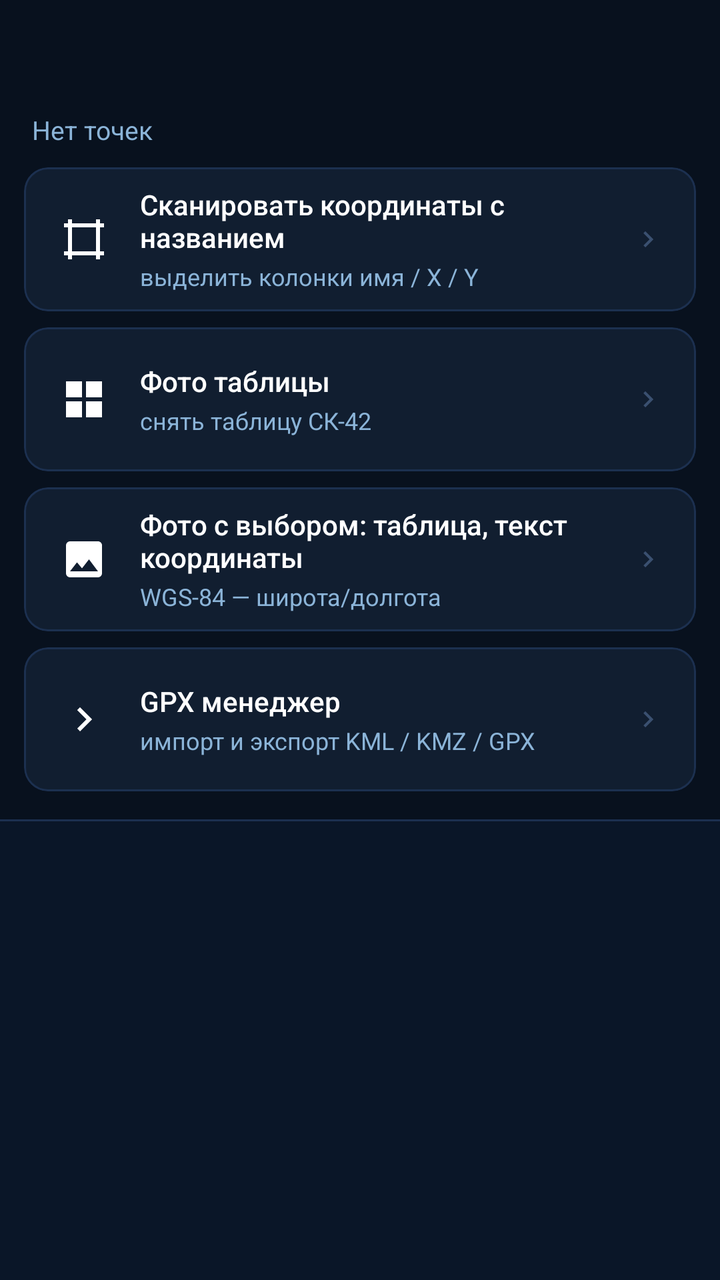
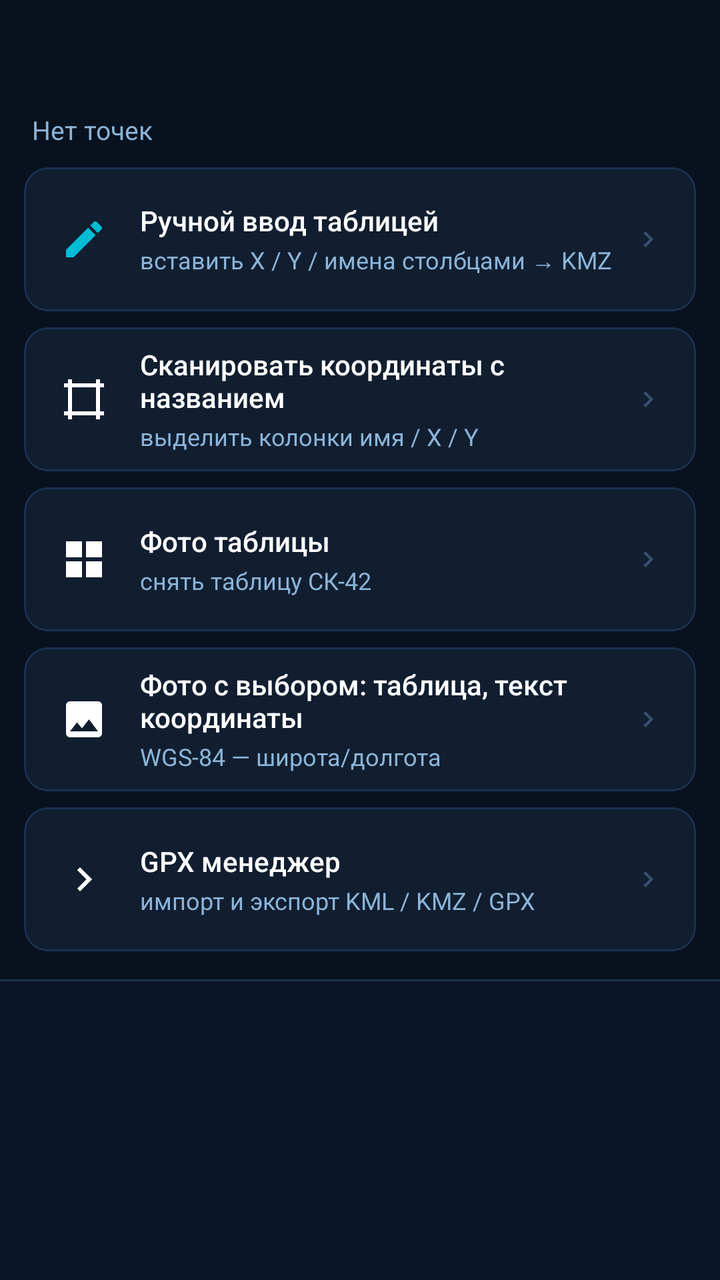

Screens rendered from an Android XML layout before and after an edit, with the pre-edit source and the edit as a unified diff.
<!-- AndroidManifest.xml: application theme Theme.CoordScanner -->
<!-- res/layout/activity_main.xml -->
<?xml version="1.0" encoding="utf-8"?>
<androidx.coordinatorlayout.widget.CoordinatorLayout
    xmlns:android="http://schemas.android.com/apk/res/android"
    xmlns:app="http://schemas.android.com/apk/res-auto"
    android:layout_width="match_parent"
    android:layout_height="match_parent"
    android:background="@color/navy_bg">

    <com.google.android.material.appbar.AppBarLayout
        android:layout_width="match_parent"
        android:layout_height="wrap_content"
        android:background="@color/navy_deep"
        app:elevation="0dp">

        <androidx.appcompat.widget.Toolbar
            android:id="@+id/toolbar"
            android:layout_width="match_parent"
            android:layout_height="?attr/actionBarSize"
            android:background="@color/navy_deep"
            app:titleTextColor="@color/white"
            app:subtitleTextColor="@color/text_secondary" />

        <LinearLayout
            android:layout_width="match_parent"
            android:layout_height="wrap_content"
            android:orientation="horizontal"
            android:paddingStart="16dp"
            android:paddingEnd="16dp"
            android:paddingBottom="10dp"
            android:gravity="center_vertical">

            <TextView
                android:id="@+id/tvPointCount"
                android:layout_width="0dp"
                android:layout_height="wrap_content"
                android:layout_weight="1"
                android:text="Нет точек"
                android:textColor="@color/text_secondary"
                android:textSize="13sp" />
        </LinearLayout>

        <com.google.android.material.card.MaterialCardView
            android:id="@+id/btnColumnScan"
            android:layout_width="match_parent"
            android:layout_height="72dp"
            android:layout_marginStart="12dp"
            android:layout_marginEnd="12dp"
            android:layout_marginBottom="8dp"
            android:clickable="true"
            android:focusable="true"
            app:cardBackgroundColor="@color/navy_card"
            app:cardCornerRadius="12dp"
            app:cardElevation="0dp"
            app:strokeColor="@color/navy_stroke"
            app:strokeWidth="1dp"
            app:rippleColor="#1AFFFFFF">

            <LinearLayout
                android:layout_width="match_parent"
                android:layout_height="match_parent"
                android:orientation="horizontal"
                android:gravity="center_vertical"
                android:paddingStart="18dp"
                android:paddingEnd="16dp">

                <ImageView
                    android:layout_width="24dp"
                    android:layout_height="24dp"
                    android:src="@drawable/ic_select_area"
                    android:tint="@color/text_primary"
                    android:contentDescription="" />

                <LinearLayout
                    android:layout_width="0dp"
                    android:layout_height="wrap_content"
                    android:layout_weight="1"
                    android:orientation="vertical"
                    android:layout_marginStart="16dp">

                    <TextView
                        android:layout_width="wrap_content"
                        android:layout_height="wrap_content"
                        android:text="Сканировать координаты с названием"
                        android:textColor="@color/white"
                        android:textSize="14sp"
                        android:fontFamily="sans-serif-medium" />

                    <TextView
                        android:layout_width="wrap_content"
                        android:layout_height="wrap_content"
                        android:text="выделить колонки имя / X / Y"
                        android:textColor="@color/text_secondary"
                        android:textSize="12sp"
                        android:layout_marginTop="2dp" />
                </LinearLayout>

                <ImageView
                    android:layout_width="16dp"
                    android:layout_height="16dp"
                    android:src="@drawable/ic_chevron_right"
                    android:tint="@color/text_hint"
                    android:contentDescription="" />
            </LinearLayout>
        </com.google.android.material.card.MaterialCardView>

        <com.google.android.material.card.MaterialCardView
            android:id="@+id/btnPhotoBatch"
            android:layout_width="match_parent"
            android:layout_height="72dp"
            android:layout_marginStart="12dp"
            android:layout_marginEnd="12dp"
            android:layout_marginBottom="8dp"
            android:clickable="true"
            android:focusable="true"
            app:cardBackgroundColor="@color/navy_card"
            app:cardCornerRadius="12dp"
            app:cardElevation="0dp"
            app:strokeColor="@color/navy_stroke"
            app:strokeWidth="1dp"
            app:rippleColor="#1AFFFFFF">

            <LinearLayout
                android:layout_width="match_parent"
                android:layout_height="match_parent"
                android:orientation="horizontal"
                android:gravity="center_vertical"
                android:paddingStart="18dp"
                android:paddingEnd="16dp">

                <ImageView
                    android:layout_width="24dp"
                    android:layout_height="24dp"
                    android:src="@drawable/ic_photo_batch"
                    android:tint="@color/text_primary"
                    android:contentDescription="" />

                <LinearLayout
                    android:layout_width="0dp"
                    android:layout_height="wrap_content"
                    android:layout_weight="1"
                    android:orientation="vertical"
                    android:layout_marginStart="16dp">

                    <TextView
                        android:layout_width="wrap_content"
                        android:layout_height="wrap_content"
                        android:text="Фото таблицы"
                        android:textColor="@color/white"
                        android:textSize="14sp"
                        android:fontFamily="sans-serif-medium" />

                    <TextView
                        android:layout_width="wrap_content"
                        android:layout_height="wrap_content"
                        android:text="снять таблицу СК-42"
                        android:textColor="@color/text_secondary"
                        android:textSize="12sp"
                        android:layout_marginTop="2dp" />
                </LinearLayout>

                <ImageView
                    android:layout_width="16dp"
                    android:layout_height="16dp"
                    android:src="@drawable/ic_chevron_right"
                    android:tint="@color/text_hint"
                    android:contentDescription="" />
            </LinearLayout>
        </com.google.android.material.card.MaterialCardView>

        <com.google.android.material.card.MaterialCardView
            android:id="@+id/btnPhotoMap"
            android:layout_width="match_parent"
            android:layout_height="72dp"
            android:layout_marginStart="12dp"
            android:layout_marginEnd="12dp"
            android:layout_marginBottom="8dp"
            android:clickable="true"
            android:focusable="true"
            app:cardBackgroundColor="@color/navy_card"
            app:cardCornerRadius="12dp"
            app:cardElevation="0dp"
            app:strokeColor="@color/navy_stroke"
            app:strokeWidth="1dp"
            app:rippleColor="#1AFFFFFF">

            <LinearLayout
                android:layout_width="match_parent"
                android:layout_height="match_parent"
                android:orientation="horizontal"
                android:gravity="center_vertical"
                android:paddingStart="18dp"
                android:paddingEnd="16dp">

                <ImageView
                    android:layout_width="24dp"
                    android:layout_height="24dp"
                    android:src="@drawable/ic_gallery"
                    android:tint="@color/text_primary"
                    android:contentDescription="" />

                <LinearLayout
                    android:layout_width="0dp"
                    android:layout_height="wrap_content"
                    android:layout_weight="1"
                    android:orientation="vertical"
                    android:layout_marginStart="16dp">

                    <TextView
                        android:layout_width="wrap_content"
                        android:layout_height="wrap_content"
                        android:text="Фото с выбором: таблица, текст координаты"
                        android:textColor="@color/white"
                        android:textSize="14sp"
                        android:fontFamily="sans-serif-medium" />

                    <TextView
                        android:layout_width="wrap_content"
                        android:layout_height="wrap_content"
                        android:text="WGS-84 — широта/долгота"
                        android:textColor="@color/text_secondary"
                        android:textSize="12sp"
                        android:layout_marginTop="2dp" />
                </LinearLayout>

                <ImageView
                    android:layout_width="16dp"
                    android:layout_height="16dp"
                    android:src="@drawable/ic_chevron_right"
                    android:tint="@color/text_hint"
                    android:contentDescription="" />
            </LinearLayout>
        </com.google.android.material.card.MaterialCardView>

        <com.google.android.material.card.MaterialCardView
            android:id="@+id/btnGpxManager"
            android:layout_width="match_parent"
            android:layout_height="72dp"
            android:layout_marginStart="12dp"
            android:layout_marginEnd="12dp"
            android:layout_marginBottom="14dp"
            android:clickable="true"
            android:focusable="true"
            app:cardBackgroundColor="@color/navy_card"
            app:cardCornerRadius="12dp"
            app:cardElevation="0dp"
            app:strokeColor="@color/navy_stroke"
            app:strokeWidth="1dp"
            app:rippleColor="#1AFFFFFF">

            <LinearLayout
                android:layout_width="match_parent"
                android:layout_height="match_parent"
                android:orientation="horizontal"
                android:gravity="center_vertical"
                android:paddingStart="18dp"
                android:paddingEnd="16dp">

                <ImageView
                    android:layout_width="24dp"
                    android:layout_height="24dp"
                    android:src="@drawable/ic_chevron_right"
                    android:tint="@color/text_primary"
                    android:contentDescription="" />

                <LinearLayout
                    android:layout_width="0dp"
                    android:layout_height="wrap_content"
                    android:layout_weight="1"
                    android:orientation="vertical"
                    android:layout_marginStart="16dp">

                    <TextView
                        android:layout_width="wrap_content"
                        android:layout_height="wrap_content"
                        android:text="GPX менеджер"
                        android:textColor="@color/white"
                        android:textSize="14sp"
                        android:fontFamily="sans-serif-medium" />

                    <TextView
                        android:layout_width="wrap_content"
                        android:layout_height="wrap_content"
                        android:text="импорт и экспорт KML / KMZ / GPX"
                        android:textColor="@color/text_secondary"
                        android:textSize="12sp"
                        android:layout_marginTop="2dp" />
                </LinearLayout>

                <ImageView
                    android:layout_width="16dp"
                    android:layout_height="16dp"
                    android:src="@drawable/ic_chevron_right"
                    android:tint="@color/text_hint"
                    android:contentDescription="" />
            </LinearLayout>
        </com.google.android.material.card.MaterialCardView>

        <View
            android:layout_width="match_parent"
            android:layout_height="1dp"
            android:background="@color/navy_stroke" />

    </com.google.android.material.appbar.AppBarLayout>

    <FrameLayout
        android:layout_width="match_parent"
        android:layout_height="match_parent"
        app:layout_behavior="@string/appbar_scrolling_view_behavior">

        <androidx.recyclerview.widget.RecyclerView
            android:id="@+id/recyclerView"
            android:layout_width="match_parent"
            android:layout_height="match_parent"
            android:paddingVertical="8dp"
            android:clipToPadding="false" />

        <LinearLayout
            android:id="@+id/emptyState"
            android:layout_width="wrap_content"
            android:layout_height="wrap_content"
            android:layout_gravity="center"
            android:orientation="vertical"
            android:gravity="center"
            android:visibility="gone">

            <TextView
                android:layout_width="wrap_content"
                android:layout_height="wrap_content"
                android:text="Точек нет"
                android:textColor="@color/text_secondary"
                android:textSize="17sp"
                android:fontFamily="sans-serif-medium" />

            <TextView
                android:layout_width="wrap_content"
                android:layout_height="wrap_content"
                android:text="Начни с «Фото таблицы»"
                android:textColor="@color/text_hint"
                android:textSize="13sp"
                android:layout_marginTop="4dp" />
        </LinearLayout>
    </FrameLayout>

    <com.google.android.material.floatingactionbutton.FloatingActionButton
        android:id="@+id/btnExportBar"
        android:layout_width="wrap_content"
        android:layout_height="wrap_content"
        android:layout_gravity="bottom|end"
        android:layout_margin="20dp"
        android:contentDescription="Экспорт GPX"
        android:src="@android:drawable/ic_menu_share"
        app:backgroundTint="@color/navy_surface"
        app:tint="@color/text_secondary"
        app:elevation="4dp"
        android:visibility="gone" />

</androidx.coordinatorlayout.widget.CoordinatorLayout>
<!-- resources referenced by this layout -->
<resources>
  <color name="navy_bg">#0A1628</color>
  <color name="navy_card">#111E30</color>
  <color name="navy_deep">#08111E</color>
  <color name="navy_stroke">#1C3050</color>
  <color name="navy_surface">#0F1E30</color>
  <color name="text_hint">#3A5070</color>
  <color name="text_primary">#FFFFFF</color>
  <color name="text_secondary">#8BB4D8</color>
  <color name="white">#FFFFFF</color>
  <!-- drawable ic_chevron_right (drawable) -->
  <?xml version="1.0" encoding="utf-8"?>
  <vector xmlns:android="http://schemas.android.com/apk/res/android"
      android:width="24dp"
      android:height="24dp"
      android:viewportWidth="24"
      android:viewportHeight="24">
      <path
          android:fillColor="@android:color/white"
          android:pathData="M8.59,16.58L13.17,12L8.59,7.41L10,6L16,12L10,18L8.59,16.58Z" />
  </vector>
  <!-- drawable ic_gallery (drawable) -->
  <?xml version="1.0" encoding="utf-8"?>
  <vector xmlns:android="http://schemas.android.com/apk/res/android"
      android:width="24dp"
      android:height="24dp"
      android:viewportWidth="24"
      android:viewportHeight="24">
      <path
          android:fillColor="@android:color/white"
          android:pathData="M8.5,13.5L11,16.5L14.5,12L19,18H5M21,19V5C21,3.89 20.1,3 19,3H5A2,2 0 0,0 3,5V19A2,2 0 0,0 5,21H19A2,2 0 0,0 21,19Z" />
  </vector>
  <!-- drawable ic_photo_batch (drawable) -->
  <?xml version="1.0" encoding="utf-8"?>
  <vector xmlns:android="http://schemas.android.com/apk/res/android"
      android:width="24dp"
      android:height="24dp"
      android:viewportWidth="24"
      android:viewportHeight="24">
      <path
          android:fillColor="@android:color/white"
          android:pathData="M3,3H11V11H3V3M13,3H21V11H13V3M3,13H11V21H3V13M13,13H21V21H13V13Z" />
  </vector>
  <!-- drawable ic_select_area (drawable) -->
  <?xml version="1.0" encoding="utf-8"?>
  <vector xmlns:android="http://schemas.android.com/apk/res/android"
      android:width="24dp"
      android:height="24dp"
      android:viewportWidth="24"
      android:viewportHeight="24">
      <path
          android:fillColor="@android:color/white"
          android:pathData="M2,4H4V2H6V4H18V2H20V4H22V6H20V18H22V20H20V22H18V20H6V22H4V20H2V18H4V6H2V4M6,6V18H18V6H6Z" />
  </vector>
  <color name="primary">#2196F3</color>
  <color name="primary_dark">#1565C0</color>
  <color name="on_primary">#FFFFFF</color>
  <color name="accent">#00BCD4</color>
  <style name="CardStyle" parent="Widget.MaterialComponents.CardView">
          <item name="cardElevation">2dp</item>
          <item name="cardCornerRadius">14dp</item>
          <item name="android:layout_marginBottom">6dp</item>
          <item name="cardBackgroundColor">@color/navy_card</item>
          <item name="strokeColor">@color/navy_stroke</item>
          <item name="strokeWidth">1dp</item>
      </style>
  <!-- unchanged entries left out for length: 1 -->
</resources>

<!-- the commit's change to res/layout/activity_main.xml (unified diff, before → after) -->
@@ -40,7 +40,7 @@
         </LinearLayout>
 
         <com.google.android.material.card.MaterialCardView
-            android:id="@+id/btnColumnScan"
+            android:id="@+id/btnManualBulk"
             android:layout_width="match_parent"
             android:layout_height="72dp"
             android:layout_marginStart="12dp"
@@ -66,8 +66,8 @@
                 <ImageView
                     android:layout_width="24dp"
                     android:layout_height="24dp"
-                    android:src="@drawable/ic_select_area"
-                    android:tint="@color/text_primary"
+                    android:src="@drawable/ic_add_manual"
+                    android:tint="@color/accent"
                     android:contentDescription="" />
 
                 <LinearLayout
@@ -80,7 +80,7 @@
                     <TextView
                         android:layout_width="wrap_content"
                         android:layout_height="wrap_content"
-                        android:text="Сканировать координаты с названием"
+                        android:text="Ручной ввод таблицей"
                         android:textColor="@color/white"
                         android:textSize="14sp"
                         android:fontFamily="sans-serif-medium" />
@@ -88,7 +88,7 @@
                     <TextView
                         android:layout_width="wrap_content"
                         android:layout_height="wrap_content"
-                        android:text="выделить колонки имя / X / Y"
+                        android:text="вставить X / Y / имена столбцами → KMZ"
                         android:textColor="@color/text_secondary"
                         android:textSize="12sp"
                         android:layout_marginTop="2dp" />
@@ -104,7 +104,7 @@
         </com.google.android.material.card.MaterialCardView>
 
         <com.google.android.material.card.MaterialCardView
-            android:id="@+id/btnPhotoBatch"
+            android:id="@+id/btnColumnScan"
             android:layout_width="match_parent"
             android:layout_height="72dp"
             android:layout_marginStart="12dp"
@@ -130,7 +130,7 @@
                 <ImageView
                     android:layout_width="24dp"
                     android:layout_height="24dp"
-                    android:src="@drawable/ic_photo_batch"
+                    android:src="@drawable/ic_select_area"
                     android:tint="@color/text_primary"
                     android:contentDescription="" />
 
@@ -144,7 +144,7 @@
                     <TextView
                         android:layout_width="wrap_content"
                         android:layout_height="wrap_content"
-                        android:text="Фото таблицы"
+                        android:text="Сканировать координаты с названием"
                         android:textColor="@color/white"
                         android:textSize="14sp"
                         android:fontFamily="sans-serif-medium" />
@@ -152,7 +152,7 @@
                     <TextView
                         android:layout_width="wrap_content"
                         android:layout_height="wrap_content"
-                        android:text="снять таблицу СК-42"
+                        android:text="выделить колонки имя / X / Y"
                         android:textColor="@color/text_secondary"
                         android:textSize="12sp"
                         android:layout_marginTop="2dp" />
@@ -168,7 +168,7 @@
         </com.google.android.material.card.MaterialCardView>
 
         <com.google.android.material.card.MaterialCardView
-            android:id="@+id/btnPhotoMap"
+            android:id="@+id/btnPhotoBatch"
             android:layout_width="match_parent"
             android:layout_height="72dp"
             android:layout_marginStart="12dp"
@@ -194,6 +194,70 @@
                 <ImageView
                     android:layout_width="24dp"
                     android:layout_height="24dp"
+                    android:src="@drawable/ic_photo_batch"
+                    android:tint="@color/text_primary"
+                    android:contentDescription="" />
+
+                <LinearLayout
+                    android:layout_width="0dp"
+                    android:layout_height="wrap_content"
+                    android:layout_weight="1"
+                    android:orientation="vertical"
+                    android:layout_marginStart="16dp">
+
+                    <TextView
+                        android:layout_width="wrap_content"
+                        android:layout_height="wrap_content"
+                        android:text="Фото таблицы"
+                        android:textColor="@color/white"
+                        android:textSize="14sp"
+                        android:fontFamily="sans-serif-medium" />
+
+                    <TextView
+                        android:layout_width="wrap_content"
+                        android:layout_height="wrap_content"
+                        android:text="снять таблицу СК-42"
+                        android:textColor="@color/text_secondary"
+                        android:textSize="12sp"
+                        android:layout_marginTop="2dp" />
+                </LinearLayout>
+
+                <ImageView
+                    android:layout_width="16dp"
+                    android:layout_height="16dp"
+                    android:src="@drawable/ic_chevron_right"
+                    android:tint="@color/text_hint"
+                    android:contentDescription="" />
+            </LinearLayout>
+        </com.google.android.material.card.MaterialCardView>
+
+        <com.google.android.material.card.MaterialCardView
+            android:id="@+id/btnPhotoMap"
+            android:layout_width="match_parent"
+            android:layout_height="72dp"
+            android:layout_marginStart="12dp"
+            android:layout_marginEnd="12dp"
+            android:layout_marginBottom="8dp"
+            android:clickable="true"
+            android:focusable="true"
+            app:cardBackgroundColor="@color/navy_card"
+            app:cardCornerRadius="12dp"
+            app:cardElevation="0dp"
+            app:strokeColor="@color/navy_stroke"
+            app:strokeWidth="1dp"
+            app:rippleColor="#1AFFFFFF">
+
+            <LinearLayout
+                android:layout_width="match_parent"
+                android:layout_height="match_parent"
+                android:orientation="horizontal"
+                android:gravity="center_vertical"
+                android:paddingStart="18dp"
+                android:paddingEnd="16dp">
+
+                <ImageView
+                    android:layout_width="24dp"
+                    android:layout_height="24dp"
                     android:src="@drawable/ic_gallery"
                     android:tint="@color/text_primary"
                     android:contentDescription="" />
<!-- resource entries referenced after the edit -->
@@ -9,6 +9,17 @@
   <color name="text_primary">#FFFFFF</color>
   <color name="text_secondary">#8BB4D8</color>
   <color name="white">#FFFFFF</color>
+  <!-- drawable ic_add_manual (drawable) -->
+  <?xml version="1.0" encoding="utf-8"?>
+  <vector xmlns:android="http://schemas.android.com/apk/res/android"
+      android:width="24dp"
+      android:height="24dp"
+      android:viewportWidth="24"
+      android:viewportHeight="24">
+      <path
+          android:fillColor="@android:color/white"
+          android:pathData="M20.71,7.04C21.1,6.65 21.1,6 20.71,5.63L18.37,3.29C18,2.9 17.35,2.9 16.96,3.29L15.12,5.12L18.87,8.87M3,17.25V21H6.75L17.81,9.93L14.06,6.18L3,17.25Z" />
+  </vector>
   <!-- drawable ic_chevron_right (drawable) -->
   <?xml version="1.0" encoding="utf-8"?>
   <vector xmlns:android="http://schemas.android.com/apk/res/android"
